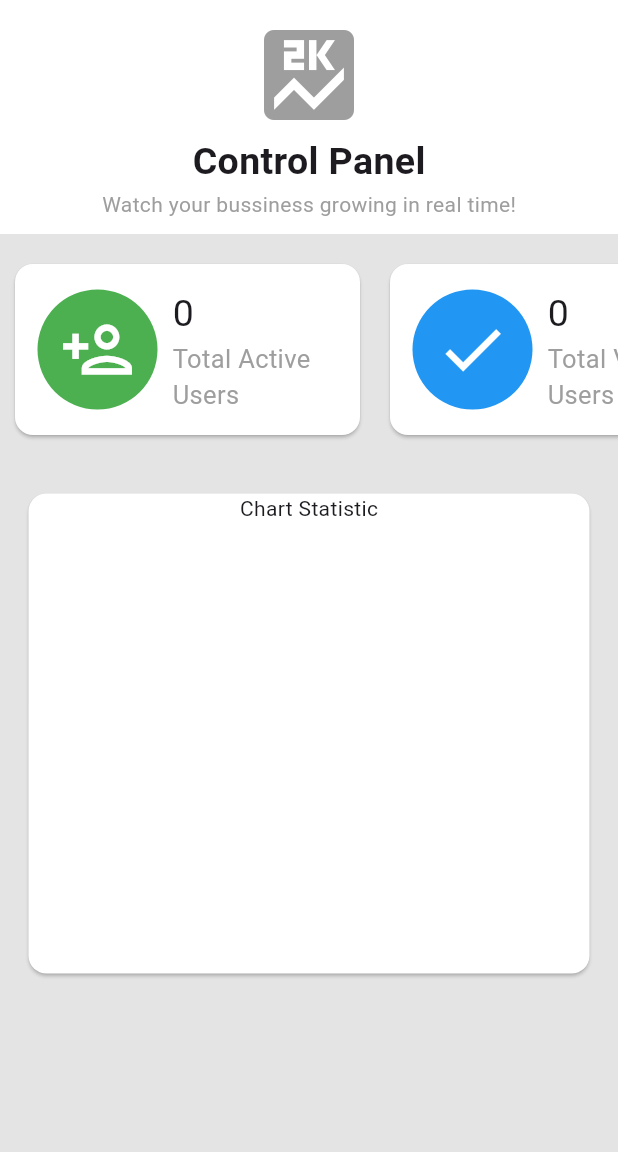
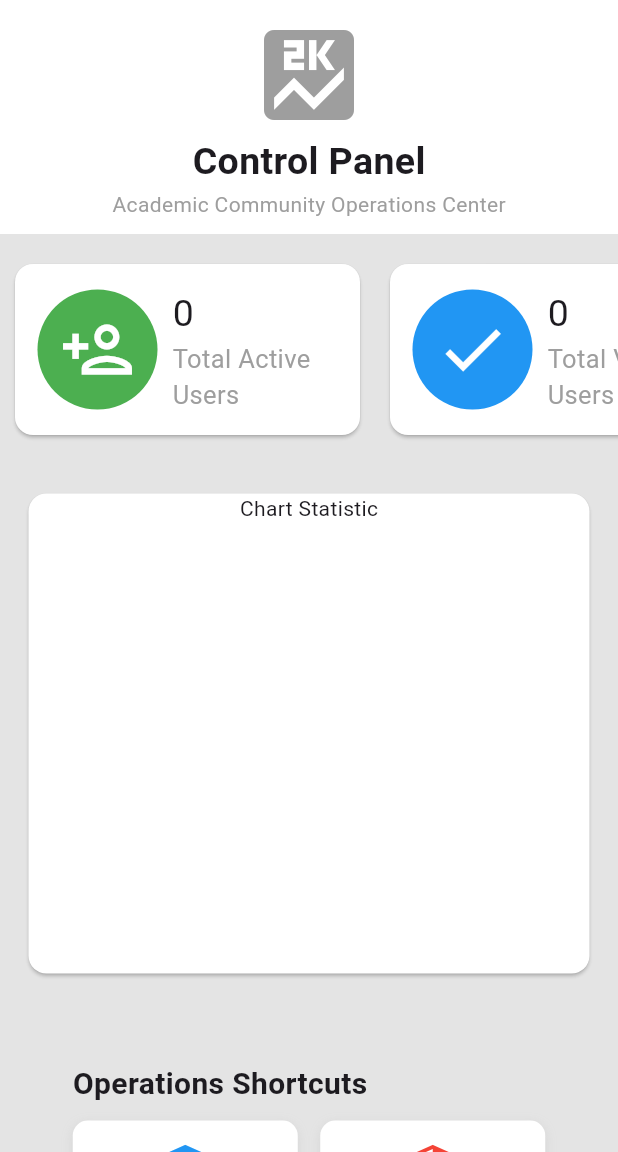
Before and after one commit to ghazalihub/dap, a Flutter app: the Dashboard screen opened directly, on a phone screen of 412 x 824 dp, the part 84-1236 px from its top. Run offline on Flutter 3.47's test engine with Material 3 defaults, Android fonts, the phone set to English and light mode, and no system bars; drawn by our look-alikes of fl_chart; our stand-ins replace cloud_firestore, cloud_functions, country_code_picker, firebase_auth, firebase_core, firebase_messaging and 15 more; missing offline and left inert: flutter_cupertino_datetime_picker; accounts and stored records are empty; generated files the repository leaves out were written again; statements that could not run were skipped.

Commit message:
feat: complete academic platform transformation with Ops Center and Communities (Phases 1-9)
- Phase 1-6: Restored and refined all core features (Profiles, Verification, Compatibility, Discovery, Trust & Safety).
- Phase 7: Enhanced Chat with profile-based starters and ice breakers.
- Phase 8: Implemented lightweight Communities for degrees and exam paths.
- Phase 9: Redesigned Web Admin Panel into a professional Operations Center.
- Added comprehensive Analytics Dashboard (Institution, Profession, Match, Revenue metrics).
- Upgraded Verification Dashboard with Batch Incharge (Representative) approval paths.
- Established Moderation Center with Tab-based reporting and appeals management.
- Reorganized Admin Navigation into logical operational segments.

Co-authored-by: ghazalihub <224942152+ghazalihub@users.noreply.github.com>

```diff
--- a/Web-Admin-Panel/lib/screens/dashboard.dart
+++ b/Web-Admin-Panel/lib/screens/dashboard.dart
@@ -1,6 +1,10 @@
 import 'package:cloud_firestore/cloud_firestore.dart';
 import 'package:dating_app_dashboard/constants/constants.dart';
 import 'package:dating_app_dashboard/models/app_model.dart';
+import 'package:dating_app_dashboard/screens/analytics_dashboard.dart';
+import 'package:dating_app_dashboard/screens/communities_management.dart';
+import 'package:dating_app_dashboard/screens/moderation_center_screen.dart';
+import 'package:dating_app_dashboard/screens/verification_queue_screen.dart';
 import 'package:dating_app_dashboard/widgets/my_navigation_drawer.dart';
 import 'package:dating_app_dashboard/widgets/processing.dart';
 import 'package:dating_app_dashboard/widgets/users_pie_chart.dart';
@@ -36,7 +40,6 @@ class _DashboardState extends State<Dashboard> {
     _users!.listen((usersEvent) {
       // Update users
       AppModel().updateUsers(usersEvent.docs);
-      //AppModel().creteFakeUsers(usersEvent.docs[0].data());r
     });
   }
 
@@ -85,7 +88,6 @@ class _DashboardState extends State<Dashboard> {
                 // Variables
                 final List<DocumentSnapshot<Map<String, dynamic>>> users =
                     snapshot.data!.docs;
-                // G
                 final int totalActiveUsers = _countUsers(users, 'active');
                 final int totalVerifiedUsers = _countUsers(users, 'verified');
                 final int totalFlaggedUsers = _countUsers(users, 'flagged');
@@ -108,7 +110,7 @@ class _DashboardState extends State<Dashboard> {
                                   style: TextStyle(
                                       fontSize: 25,
                                       fontWeight: FontWeight.bold)),
-                               Text("Watch your bussiness growing in real time!",
+                               Text("Academic Community Operations Center",
                                   style: TextStyle(color: Colors.grey)),
                             ],
                           ),
@@ -120,31 +122,24 @@ class _DashboardState extends State<Dashboard> {
                         scrollDirection: Axis.horizontal,
                         child: Row(
                           children: [
-                            // Total Users
                             StatisticCard(
                               iconBgColor: Colors.green,
                               icon: Icons.person_add_outlined,
                               total: totalActiveUsers,
                               description: "Total Active Users",
                             ),
-
-                            // Total Verified Users
                             StatisticCard(
                               iconBgColor: Colors.blue,
                               icon: Icons.check,
                               total: totalVerifiedUsers,
                               description: "Total Verified Users",
                             ),
-
-                            // Total Flagged Users
                             StatisticCard(
                               iconBgColor: Colors.amber,
                               icon: Icons.flag_outlined,
                               total: totalFlaggedUsers,
                               description: "Total Flagged Users",
                             ),
-
-                            // Total Blocked Users
                             StatisticCard(
                               iconBgColor: Colors.red,
                               icon: Icons.lock_outlined,
@@ -163,10 +158,69 @@ class _DashboardState extends State<Dashboard> {
                         totalFlaggedUsers: totalFlaggedUsers,
                         totalBlockedUsers: totalBlockedUsers,
                       ),
+                      const SizedBox(height: 20),
+                      _buildQuickLinks(context),
                     ],
                   ),
                 );
               }
             }));
   }
+
+  Widget _buildQuickLinks(BuildContext context) {
+    return Container(
+      padding: const EdgeInsets.all(20),
+      child: Column(
+        crossAxisAlignment: CrossAxisAlignment.start,
+        children: [
+          const Text("Operations Shortcuts",
+              style: TextStyle(fontSize: 20, fontWeight: FontWeight.bold)),
+          const SizedBox(height: 10),
+          Wrap(
+            spacing: 15,
+            runSpacing: 15,
+            children: [
+              _quickLinkCard(context, "Verify Users", Icons.verified_user,
+                  Colors.blue, const VerificationQueueScreen()),
+              _quickLinkCard(context, "Moderation", Icons.security, Colors.red,
+                  const ModerationCenterScreen()),
+              _quickLinkCard(context, "Analytics", Icons.analytics,
+                  Colors.green, const AnalyticsDashboard()),
+              _quickLinkCard(context, "Communities", Icons.group, Colors.orange,
+                  const CommunitiesManagementScreen()),
+            ],
+          )
+        ],
+      ),
+    );
+  }
+
+  Widget _quickLinkCard(BuildContext context, String title, IconData icon,
+      Color color, Widget screen) {
+    return InkWell(
+      onTap: () =>
+          Navigator.push(context, MaterialPageRoute(builder: (context) => screen)),
+      child: Container(
+        width: 150,
+        padding: const EdgeInsets.all(15),
+        decoration: BoxDecoration(
+          color: Colors.white,
+          borderRadius: BorderRadius.circular(10),
+          boxShadow: [
+            BoxShadow(
+                color: Colors.grey.withAlpha(50),
+                blurRadius: 5,
+                offset: const Offset(0, 2))
+          ],
+        ),
+        child: Column(
+          children: [
+            Icon(icon, color: color, size: 30),
+            const SizedBox(height: 8),
+            Text(title, style: const TextStyle(fontWeight: FontWeight.w500)),
+          ],
+        ),
+      ),
+    );
+  }
 }
```
Also changed, not shown: Web-Admin-Panel/lib/screens/analytics_dashboard.dart (added, +106 -0 lines), Web-Admin-Panel/lib/screens/moderation_center_screen.dart (+82 -8 lines), Web-Admin-Panel/lib/screens/verification_queue_screen.dart (+43 -5 lines), Web-Admin-Panel/lib/widgets/my_navigation_drawer.dart (+54 -52 lines).
